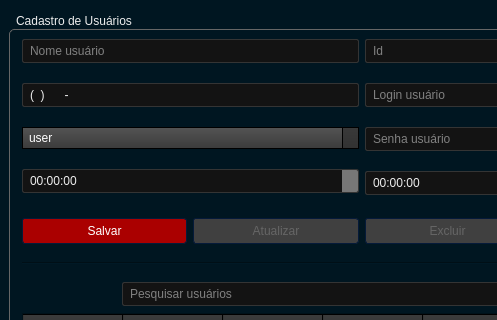
Before: the Qt Designer form view/userUi.ui in hansmboron/MehsysPy, drawn with Qt 5; both pictures show x 0 to 497 and y 0 to 320 of the 723 by 575 pixel window.
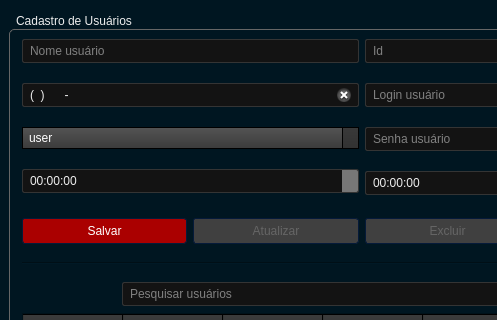
After: the same form once the commit is applied. Icons and pictures are not drawn.

What changed in the file:
```diff
--- a/view/userUi.ui
+++ b/view/userUi.ui
@@ -1024,6 +1024,9 @@
              <property name="placeholderText">
               <string>Telefone usuário</string>
              </property>
+             <property name="clearButtonEnabled">
+              <bool>true</bool>
+             </property>
             </widget>
            </item>
            <item>
```
Left out of the diff: 17 changed lines with no effect on the pictures.
